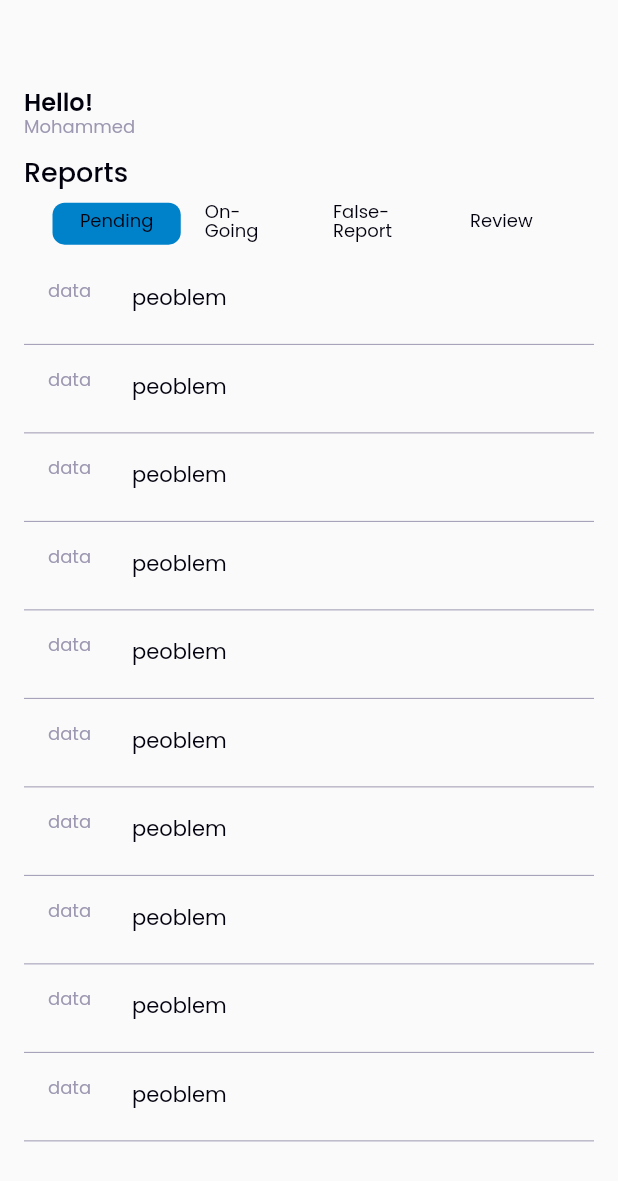
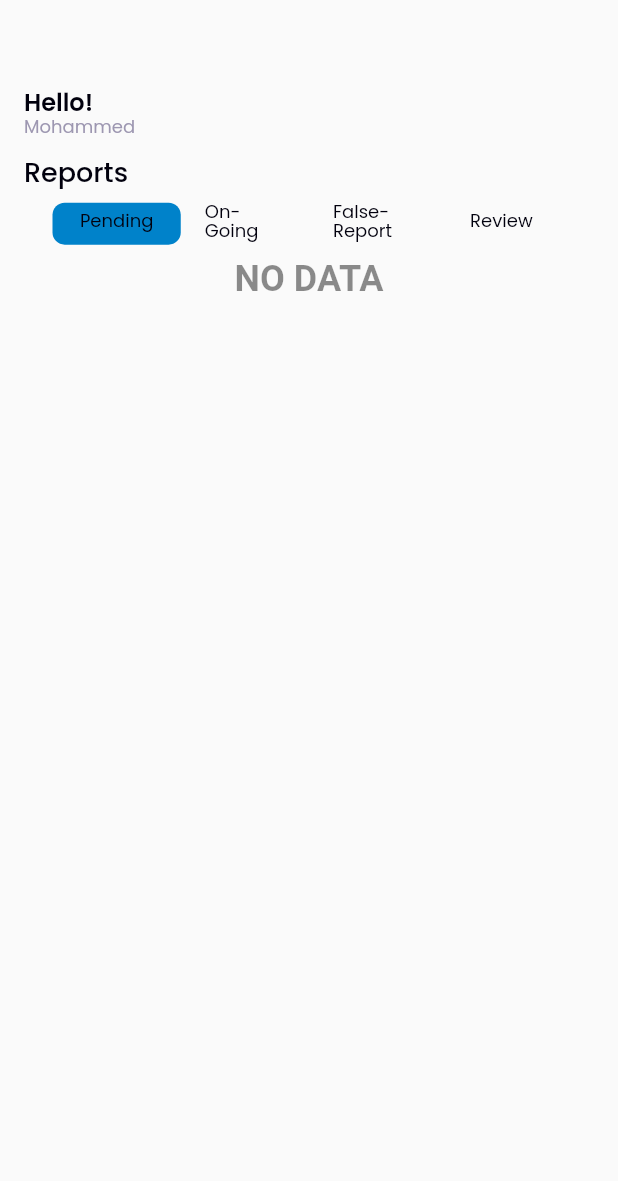
Before and after one commit to Malsa2000/paltl1, a Flutter app: the ViewProblem screen opened directly, on a phone screen of 412 x 824 dp. Shown: the top 1181 px of the screen. Run offline on Flutter 3.47's test engine with Material 2 defaults, Android fonts, the phone set to English and light mode, and no system bars; our stand-ins replace flutter_screenutil, get, google_fonts, image_picker, shared_preferences, sqflite; accounts and stored records are empty; Roboto replaces fonts that are missing (Cairo).

Commit message:
report and Admain report

```diff
--- a/lib/admain_page/view_problem.dart
+++ b/lib/admain_page/view_problem.dart
@@ -3,6 +3,9 @@ import 'package:flutter_screenutil/flutter_screenutil.dart';
 import 'package:get/get.dart';
 import 'package:google_fonts/google_fonts.dart';
 import 'package:paltl/helper_classs.dart';
+import 'package:paltl/models/state.dart';
+import 'package:paltl/provider/problem_provider.dart';
+import 'package:provider/provider.dart';
 
 import '../models/problem.dart';
 class ViewProblem extends StatefulWidget {
@@ -14,11 +17,19 @@ class ViewProblem extends StatefulWidget {
 
 class _ViewProblemState extends State<ViewProblem> with SingleTickerProviderStateMixin {
   late TabController _tabController;
+  List<String> state = <String>[
+     "pending".tr ,
+     "ongoing".tr ,
+    "falsereport".tr,
+    "review".tr
+
+  ];
   @override
   void initState() {
-    // TODO: implement initState
     super.initState();
     _tabController = TabController(length: 2, vsync: this);
+    Provider.of<ProblemProvider>(context, listen: false).readState("pending".tr);
+
   }
   @override
   void dispose() {
@@ -41,7 +52,11 @@ class _ViewProblemState extends State<ViewProblem> with SingleTickerProviderStat
 
           TabBar(
             onTap: (int index) {
-              setState(() => _tabController.index = index);
+              setState(() {
+                _tabController.index = index;
+                Provider.of<ProblemProvider>(context, listen: false).readState(state[index]);
+
+              });
             },
             indicator: BoxDecoration(
                 color: Color(context.blueColor),
@@ -52,10 +67,10 @@ class _ViewProblemState extends State<ViewProblem> with SingleTickerProviderStat
             unselectedLabelColor: Color(context.greyColor),
             controller: _tabController,
             tabs:  [
-              context.text(text: "pending".tr, size: 12, color: context.blackColor ,wieght :FontWeight.w400),
-              context.text(text: "ongoing".tr, size: 12, color: context.blackColor ,wieght :FontWeight.w400),
-              context.text(text: "falsereport".tr, size: 12, color: context.blackColor ,wieght :FontWeight.w400),
-              context.text(text: "review".tr, size: 12, color: context.blackColor ,wieght :FontWeight.w400),
+              context.text(text:state[0], size: 12, color: context.blackColor ,wieght :FontWeight.w400),
+              context.text(text: state[1], size: 12, color: context.blackColor ,wieght :FontWeight.w400),
+              context.text(text: state[2], size: 12, color: context.blackColor ,wieght :FontWeight.w400),
+              context.text(text: state[3], size: 12, color: context.blackColor ,wieght :FontWeight.w400),
             ],
           ),
           Expanded(
@@ -63,78 +78,10 @@ class _ViewProblemState extends State<ViewProblem> with SingleTickerProviderStat
               index: _tabController.index,
               children: [
 
-                Visibility(
-                  visible: _tabController.index == 0,
-                  child: ListView.builder(
-                      itemCount: 10,
-                      shrinkWrap: true,
-                      physics: NeverScrollableScrollPhysics(),
-                      itemBuilder: (context, index) {
-                        return Column(
-                          children :[
-                            ListTile(
-                              title: context.text(text: "peoblem", size: 14, color: context.blackColor ,wieght: FontWeight.w400),
-                              leading:context.text(text: "data", size: 12, color: context.greyColor ,wieght: FontWeight.w400),
-                            ),
-                            Divider(height: 3, color: Color(context.greyColor),),
-                          ]
-                        );
-                      }),
-                ),
-                Visibility(
-                  visible: _tabController.index == 0,
-                  child: ListView.builder(
-                      itemCount: 10,
-                      shrinkWrap: true,
-                      physics: NeverScrollableScrollPhysics(),
-                      itemBuilder: (context, index) {
-                        return Column(
-                            children :[
-                              ListTile(
-                                title: context.text(text: "peoblem", size: 14, color: context.blackColor ,wieght: FontWeight.w400),
-                                leading:context.text(text: "data", size: 12, color: context.greyColor ,wieght: FontWeight.w400),
-                              ),
-                              Divider(height: 3, color: Color(context.greyColor),),
-                            ]
-                        );
-                      }),
-                ),
-                Visibility(
-                  visible: _tabController.index == 0,
-                  child: ListView.builder(
-                      itemCount: 10,
-                      shrinkWrap: true,
-                      physics: NeverScrollableScrollPhysics(),
-                      itemBuilder: (context, index) {
-                        return Column(
-                            children :[
-                              ListTile(
-                                title: context.text(text: "peoblem", size: 14, color: context.blackColor ,wieght: FontWeight.w400),
-                                leading:context.text(text: "data", size: 12, color: context.greyColor ,wieght: FontWeight.w400),
-                              ),
-                              Divider(height: 3, color: Color(context.greyColor),),
-                            ]
-                        );
-                      }),
-                ),
-                Visibility(
-                  visible: _tabController.index == 0,
-                  child: ListView.builder(
-                      itemCount: 10,
-                      shrinkWrap: true,
-                      physics: NeverScrollableScrollPhysics(),
-                      itemBuilder: (context, index) {
-                        return Column(
-                            children :[
-                              ListTile(
-                                title: context.text(text: "peoblem", size: 14, color: context.blackColor ,wieght: FontWeight.w400),
-                                leading:context.text(text: "data", size: 12, color: context.greyColor ,wieght: FontWeight.w400),
-                              ),
-                              Divider(height: 3, color: Color(context.greyColor),),
-                            ]
-                        );
-                      }),
-                ),
+                list_state(tabController: _tabController ,index :_tabController.index),
+                list_state(tabController: _tabController ,index :_tabController.index),
+                list_state(tabController: _tabController ,index :_tabController.index),
+                list_state(tabController: _tabController ,index :_tabController.index),
 
               ],
             ),
@@ -145,3 +92,62 @@ class _ViewProblemState extends State<ViewProblem> with SingleTickerProviderStat
     );
   }
 }
+
+class list_state extends StatelessWidget {
+ final int index;
+  const list_state({
+    required this.index,
+    Key? key,
+    required TabController tabController,
+  }) : _tabController = tabController, super(key: key);
+
+  final TabController _tabController;
+
+  @override
+  Widget build(BuildContext context) {
+  return  Consumer<ProblemProvider>(
+      builder: (context, ProblemProvider value, child) {
+        if (value.Problems.isNotEmpty) {
+          return ListView.builder(
+            itemCount: value.Problems.length,
+            itemBuilder: (context, index) {
+              return Visibility(
+                visible: _tabController.index == 0,
+                child: ListView.builder(
+                    itemCount: 10,
+                    shrinkWrap: true,
+                    physics: NeverScrollableScrollPhysics(),
+                    itemBuilder: (context, index) {
+                      return Column(
+                          children :[
+                            ListTile(
+                              title: context.text(text: value.Problems[index].titileProblem, size: 14, color: context.blackColor ,wieght: FontWeight.w400),
+                              leading:context.text(text: value.Problems[index].date, size: 12, color: context.greyColor ,wieght: FontWeight.w400),
+                            ),
+                            Divider(height: 3, color: Color(context.greyColor),),
+                          ]
+                      );
+                    }),
+              );
+            },
+          );
+        }
+        else {
+          return Center(
+            child: Text(
+              'NO DATA',
+              style: GoogleFonts.cairo(
+                fontSize: 24,
+                color: Colors.black45,
+                fontWeight: FontWeight.bold,
+              ),
+            ),
+          );
+        }
+      },
+    );
+
+
+
+  }
+}
--- a/lib/controller/problem_controller.dart
+++ b/lib/controller/problem_controller.dart
@@ -35,6 +35,10 @@ class ProblemsDbController{
     return countOfUpdatedRows == 1;
   }
 
-
+Future<List<Problem>> readState(String State) async{
+  List<Map<String, dynamic>> rowsMap = await database.query(Problem.tableName,
+      where: 'state = ?', whereArgs: [State]);
+  return rowsMap.map((rowMap) => Problem.fromMap(rowMap)).toList();
+}
 
 }
--- a/lib/models/city.dart
+++ /dev/null
@@ -1,6 +0,0 @@
-class ReportState{
-  String title ;
-  int id ;
-
-  ReportState({required this.id ,required this.title });
-}
--- a/lib/models/problem.dart
+++ b/lib/models/problem.dart
@@ -8,8 +8,6 @@ class Problem{
   late  String city ;
   //late  String image ;
   late int userId;
-
-
 
   Problem();
   Problem.fromMap(Map<String, dynamic> rowMap) {
--- a/lib/user/add_problem.dart
+++ b/lib/user/add_problem.dart
@@ -277,6 +277,8 @@ void save(){
    problem.state = 'wating';
    problem.date = date as String;
    problem.userId = SharedPrefController().getValueFor<int>(PrefKeys.id.name)!;
+
+
    return problem;
  }
 
```
Also changed, not shown: lib/admain_page/problem_details.dart (+6 -4 lines), lib/models/state.dart (added, +7 -0 lines), lib/provider/problem_provider.dart (+7 -0 lines), lib/user/report.dart (+44 -33 lines).
